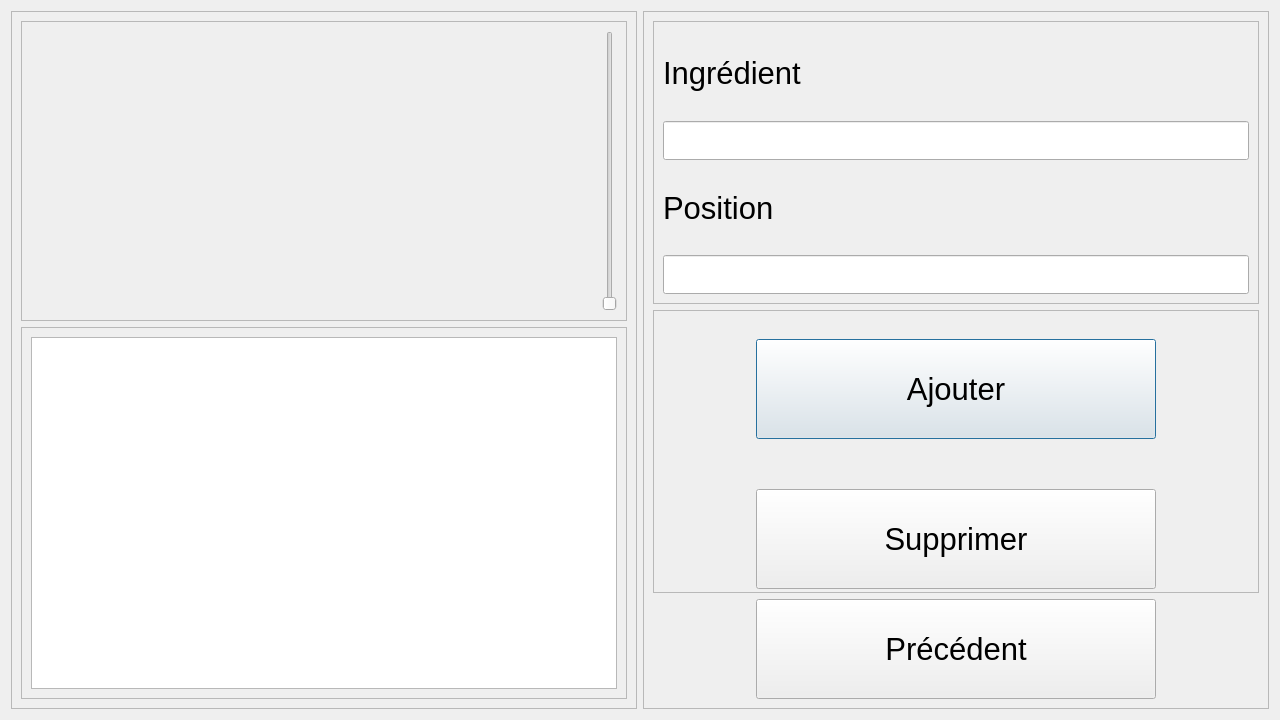
First picture: the form in Logiciel/pi_controller/HMI2/bouteilles.ui, repository emilerenaud/BartendUS-GROS4, before the edit.
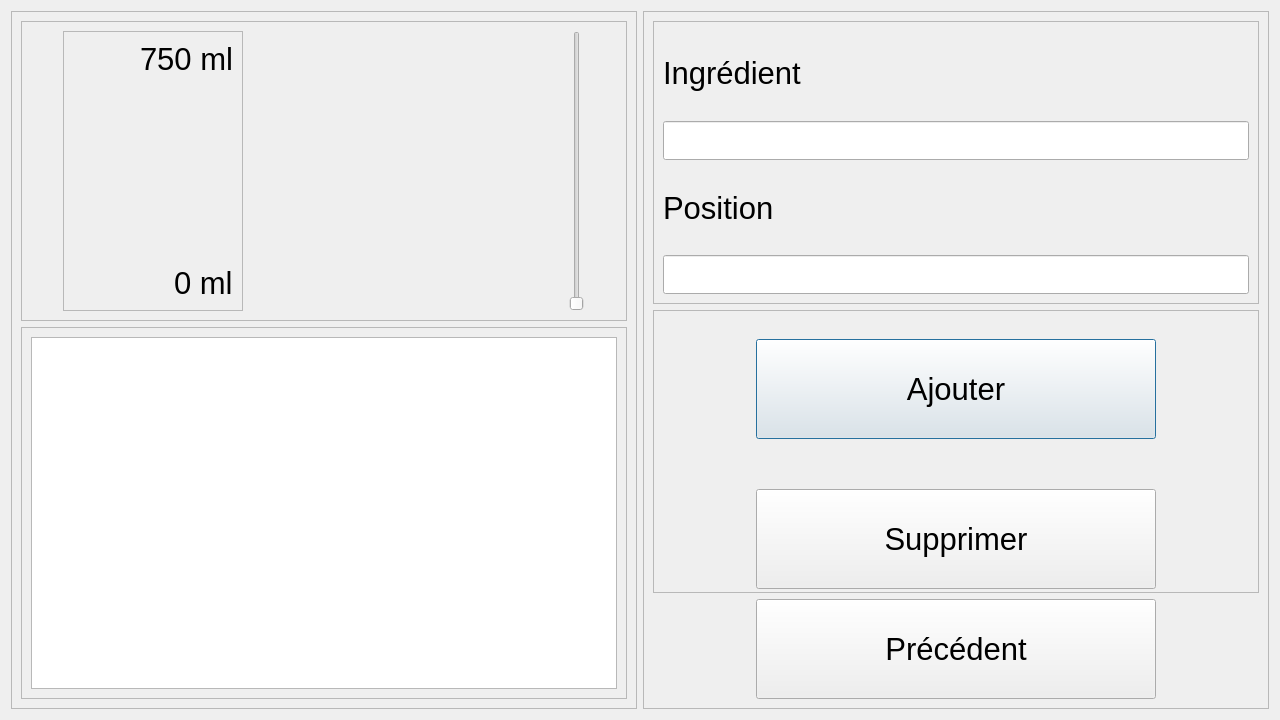
Second picture: the form after the edit. Icons and pictures are not drawn.

Commit message: ajout d'une image au screen bouteille

What changed in the file:
```diff
--- a/Logiciel/pi_controller/HMI2/bouteilles.ui
+++ b/Logiciel/pi_controller/HMI2/bouteilles.ui
@@ -62,10 +62,67 @@
          <enum>QFrame::Raised</enum>
         </property>
         <layout class="QHBoxLayout" name="horizontalLayout_2">
+         <item>
+          <widget class="QFrame" name="frame_7">
+           <property name="maximumSize">
+            <size>
+             <width>180</width>
+             <height>16777215</height>
+            </size>
+           </property>
+           <property name="frameShape">
+            <enum>QFrame::StyledPanel</enum>
+           </property>
+           <property name="frameShadow">
+            <enum>QFrame::Raised</enum>
+           </property>
+           <layout class="QVBoxLayout" name="verticalLayout_6">
+            <item alignment="Qt::AlignRight|Qt::AlignTop">
+             <widget class="QLabel" name="label_4">
+              <property name="font">
+               <font>
+                <pointsize>23</pointsize>
+               </font>
+              </property>
+              <property name="text">
+               <string>750 ml</string>
+              </property>
+             </widget>
+            </item>
+            <item alignment="Qt::AlignRight|Qt::AlignBottom">
+             <widget class="QLabel" name="label_5">
+              <property name="font">
+               <font>
+                <pointsize>23</pointsize>
+               </font>
+              </property>
+              <property name="text">
+               <string>0 ml</string>
+              </property>
+             </widget>
+            </item>
+           </layout>
+          </widget>
+         </item>
          <item>
           <widget class="QLabel" name="label">
+           <property name="maximumSize">
+            <size>
+             <width>250</width>
+             <height>800</height>
+            </size>
+           </property>
+           <property name="styleSheet">
+            <string notr="true"/>
+           </property>
            <property name="text">
-            <string>&lt;html&gt;&lt;head/&gt;&lt;body&gt;&lt;p align=&quot;center&quot;&gt;&lt;img src=&quot;:/alcool/icône-ou-logo-de-la-meilleure-qualité-d-alcool-dans-ligne-style-102955105.jpg&quot;/&gt;&lt;/p&gt;&lt;/body&gt;&lt;/html&gt;</string>
+            <string/>
+           </property>
+           <property name="pixmap">
+            <pixmap>107-1075543_large-whiskey-bottle-outline-clipart-png-download-glass.png</pixmap>
+           </property>
+           <property name="scaledContents">
+            <bool>true</bool>
            </property>
           </widget>
          </item>
```
The commit also changes 2 other files.
